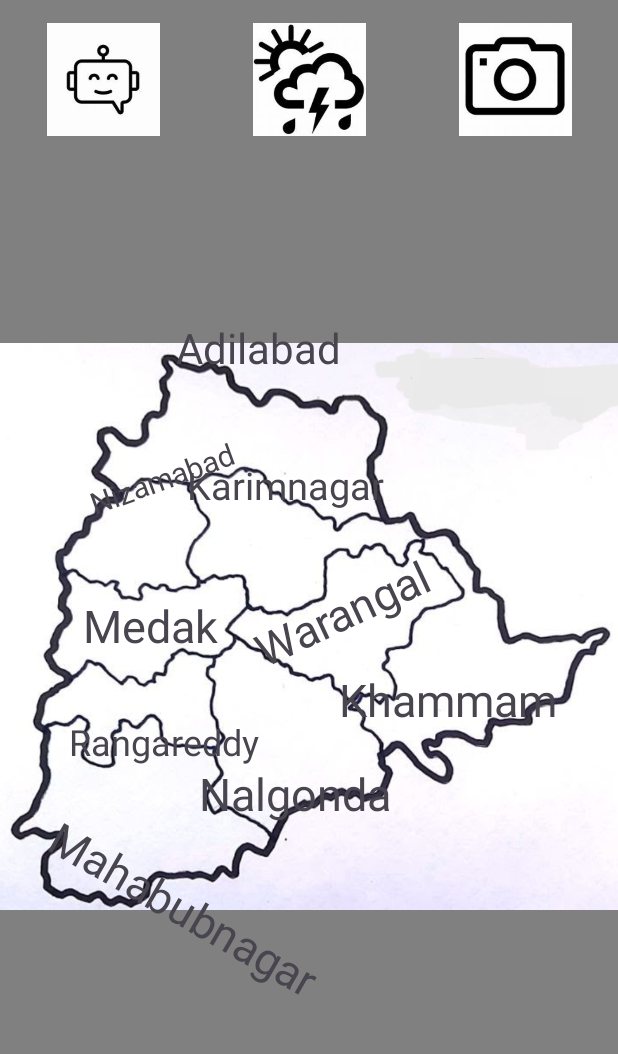
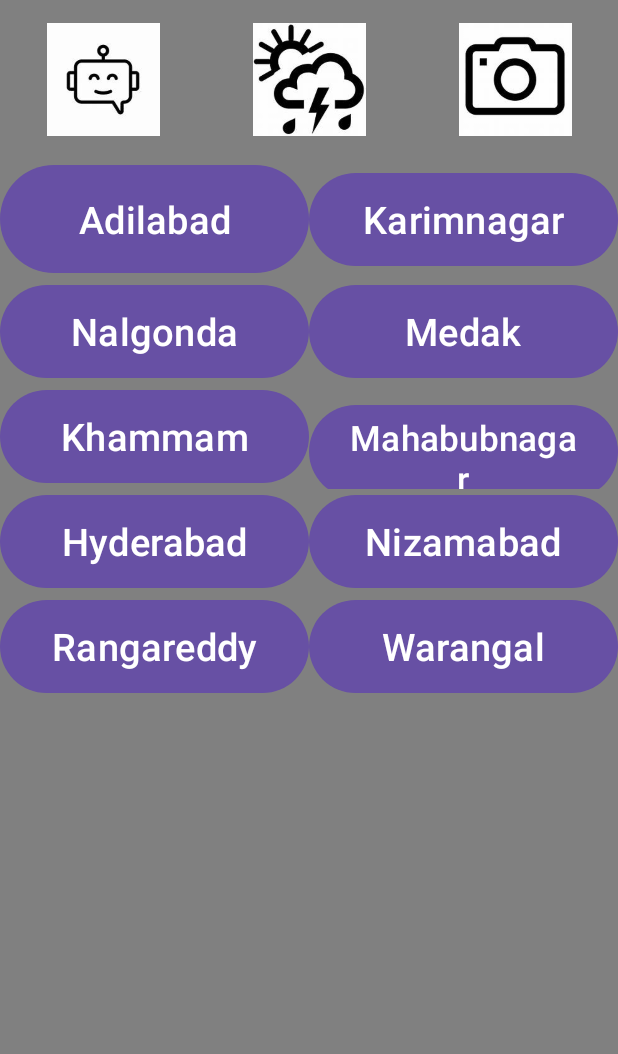
Before and after one commit to redraven001/FarmEasy, an Android app: the screen it shows after launch (MainActivity), on a phone screen of 412 x 824 dp, the part 75-1129 px from its top. Run offline under Robolectric (Android 15) with nearby library versions, the light colour scheme and no system bars.

Commit message:
first commit

```diff
--- a/app/src/main/res/layout/activity_main.xml
+++ b/app/src/main/res/layout/activity_main.xml
@@ -64,143 +64,96 @@
             android:layout_weight="1"
             android:src="@drawable/img_3" />
     </LinearLayout>
+    <LinearLayout
+        android:layout_width="match_parent"
+        android:layout_height="wrap_content"
+        android:layout_marginTop="15dp"
+        android:orientation="horizontal">
+        <Button
+            android:layout_width="match_parent"
+            android:layout_height="80dp"
+            android:textSize="25dp"
+            android:text="Adilabad"
+            android:layout_weight="1"/>
+        <Button
+            android:layout_width="match_parent"
+            android:layout_height="70dp"
+            android:textSize="25dp"
+            android:text="Karimnagar"
+            android:layout_weight="1"/>
+    </LinearLayout>
+    <LinearLayout
+        android:layout_width="match_parent"
+        android:layout_height="wrap_content"
 
-    <androidx.constraintlayout.widget.ConstraintLayout
+        android:orientation="horizontal">
+        <Button
+            android:layout_width="match_parent"
+            android:layout_height="70dp"
+            android:textSize="25dp"
+            android:text="Nalgonda"
+            android:layout_weight="1"/>
+        <Button
+            android:layout_width="match_parent"
+            android:layout_height="70dp"
+            android:textSize="25dp"
+            android:text="Medak"
+            android:layout_weight="1"/>
+    </LinearLayout>
+    <LinearLayout
         android:layout_width="match_parent"
-        android:layout_height="wrap_content">
+        android:layout_height="wrap_content"
 
-        <ImageView
-            android:id="@+id/tsmap"
-            android:layout_width="wrap_content"
-            android:layout_height="wrap_content"
-            android:src="@drawable/img_4"
-            app:layout_constraintBottom_toBottomOf="parent"
-            app:layout_constraintEnd_toEndOf="parent"
-            app:layout_constraintHorizontal_bias="1.0"
-            app:layout_constraintStart_toStartOf="parent"
-            app:layout_constraintTop_toTopOf="parent"
-            app:layout_constraintVertical_bias="0.0" />
+        android:orientation="horizontal">
+        <Button
+            android:layout_width="match_parent"
+            android:layout_height="70dp"
+            android:textSize="25dp"
+            android:text="Khammam"
+            android:layout_weight="1"/>
+        <Button
+            android:layout_width="match_parent"
+            android:layout_height="70dp"
+            android:textSize="23dp"
+            android:text="Mahabubnagar"
+            android:layout_weight="1"/>
+    </LinearLayout>
+    <LinearLayout
+        android:layout_width="match_parent"
+        android:layout_height="wrap_content"
 
-        <TextView
-            android:id="@+id/Adilabad"
-            android:layout_width="wrap_content"
-            android:layout_height="wrap_content"
-            android:text="Adilabad"
-            android:textSize="28sp"
-            app:layout_constraintBottom_toBottomOf="@+id/tsmap"
-            app:layout_constraintEnd_toEndOf="parent"
-            app:layout_constraintHorizontal_bias="0.389"
-            app:layout_constraintStart_toStartOf="parent"
-            app:layout_constraintTop_toTopOf="@+id/tsmap"
-            app:layout_constraintVertical_bias="0.198" />
+        android:orientation="horizontal">
+        <Button
+            android:layout_width="match_parent"
+            android:layout_height="70dp"
+            android:textSize="25dp"
+            android:text="Hyderabad"
+            android:layout_weight="1"/>
+        <Button
+            android:layout_width="match_parent"
+            android:layout_height="70dp"
+            android:textSize="25dp"
+            android:text="Nizamabad"
+            android:layout_weight="1"/>
+    </LinearLayout>
+    <LinearLayout
+        android:layout_width="match_parent"
+        android:layout_height="wrap_content"
 
-        <TextView
-            android:id="@+id/Nizamabad"
-            android:layout_width="wrap_content"
-            android:layout_height="wrap_content"
-            android:rotation="-20"
-            android:text="Nizamabad"
-            android:textSize="20sp"
-            app:layout_constraintBottom_toBottomOf="parent"
-            app:layout_constraintEnd_toEndOf="@+id/tsmap"
-            app:layout_constraintHorizontal_bias="0.187"
-            app:layout_constraintStart_toStartOf="parent"
-            app:layout_constraintTop_toBottomOf="@+id/Adilabad"
-            app:layout_constraintVertical_bias="0.117" />
+        android:orientation="horizontal">
+        <Button
+            android:layout_width="match_parent"
+            android:layout_height="70dp"
+            android:textSize="25dp"
+            android:text="Rangareddy"
+            android:layout_weight="1"/>
+        <Button
+            android:layout_width="match_parent"
+            android:layout_height="70dp"
+            android:textSize="25dp"
+            android:text="Warangal"
+            android:layout_weight="1"/>
+    </LinearLayout>
 
-        <TextView
-            android:id="@+id/Karimnagar"
-            android:layout_width="wrap_content"
-            android:layout_height="wrap_content"
-            android:text="Karimnagar"
-            android:textSize="25sp"
-            app:layout_constraintBottom_toBottomOf="parent"
-            app:layout_constraintEnd_toEndOf="parent"
-            app:layout_constraintHorizontal_bias="0.443"
-            app:layout_constraintStart_toStartOf="@+id/tsmap"
-            app:layout_constraintTop_toBottomOf="@+id/Adilabad"
-            app:layout_constraintVertical_bias="0.121" />
 
-        <TextView
-            android:id="@+id/Warangal"
-            android:layout_width="wrap_content"
-            android:layout_height="wrap_content"
-            android:rotation="-25"
-            android:text="Warangal"
-            android:textSize="30sp"
-            app:layout_constraintBottom_toBottomOf="@+id/tsmap"
-            app:layout_constraintEnd_toEndOf="@+id/tsmap"
-            app:layout_constraintHorizontal_bias="0.578"
-            app:layout_constraintStart_toStartOf="parent"
-            app:layout_constraintTop_toTopOf="@+id/tsmap"
-            app:layout_constraintVertical_bias="0.485" />
-
-        <TextView
-            android:id="@+id/Medak"
-            android:layout_width="wrap_content"
-            android:layout_height="wrap_content"
-            android:layout_marginBottom="300dp"
-            android:text="Medak"
-            android:textSize="30sp"
-            app:layout_constraintBottom_toBottomOf="@+id/tsmap"
-            app:layout_constraintEnd_toEndOf="parent"
-            app:layout_constraintHorizontal_bias="0.172"
-            app:layout_constraintStart_toStartOf="parent"
-            app:layout_constraintTop_toTopOf="parent"
-            app:layout_constraintVertical_bias="0.977" />
-
-        <TextView
-            android:id="@+id/Mahabubnagar"
-            android:layout_width="wrap_content"
-            android:layout_height="wrap_content"
-            android:rotation="30"
-            android:text="Mahabubnagar"
-            android:textSize="30sp"
-            app:layout_constraintBottom_toBottomOf="parent"
-            app:layout_constraintEnd_toEndOf="parent"
-            app:layout_constraintHorizontal_bias="0.107"
-            app:layout_constraintStart_toStartOf="parent"
-            app:layout_constraintTop_toTopOf="parent"
-            app:layout_constraintVertical_bias="0.806" />
-
-        <TextView
-            android:id="@+id/Nalgonda"
-            android:layout_width="wrap_content"
-            android:layout_height="wrap_content"
-            android:text="Nalgonda"
-            android:textSize="30sp"
-            app:layout_constraintBottom_toBottomOf="parent"
-            app:layout_constraintEnd_toEndOf="parent"
-            app:layout_constraintHorizontal_bias="0.466"
-            app:layout_constraintStart_toStartOf="parent"
-            app:layout_constraintTop_toTopOf="parent"
-            app:layout_constraintVertical_bias="0.682" />
-
-        <TextView
-            android:id="@+id/Khammam"
-            android:layout_width="wrap_content"
-            android:layout_height="wrap_content"
-            android:text="Khammam"
-            android:textSize="30sp"
-            app:layout_constraintBottom_toBottomOf="parent"
-            app:layout_constraintEnd_toEndOf="@+id/tsmap"
-            app:layout_constraintHorizontal_bias="0.847"
-            app:layout_constraintStart_toStartOf="parent"
-            app:layout_constraintTop_toTopOf="parent"
-            app:layout_constraintVertical_bias="0.579" />
-
-        <TextView
-            android:id="@+id/Rangareddy"
-            android:layout_width="wrap_content"
-            android:layout_height="wrap_content"
-            android:text="Rangareddy"
-            android:textSize="24sp"
-            app:layout_constraintBottom_toBottomOf="parent"
-            app:layout_constraintEnd_toEndOf="parent"
-            app:layout_constraintHorizontal_bias="0.162"
-            app:layout_constraintStart_toStartOf="parent"
-            app:layout_constraintTop_toTopOf="parent"
-            app:layout_constraintVertical_bias="0.623" />
-
-    </androidx.constraintlayout.widget.ConstraintLayout>
 </LinearLayout>
--- a/build.gradle.kts
+++ b/build.gradle.kts
@@ -1,4 +1,4 @@
 // Top-level build file where you can add configuration options common to all sub-projects/modules.
 plugins {
-    id("com.android.application") version "8.2.1" apply false
+    id("com.android.application") version "8.2.2" apply false
 }
```
